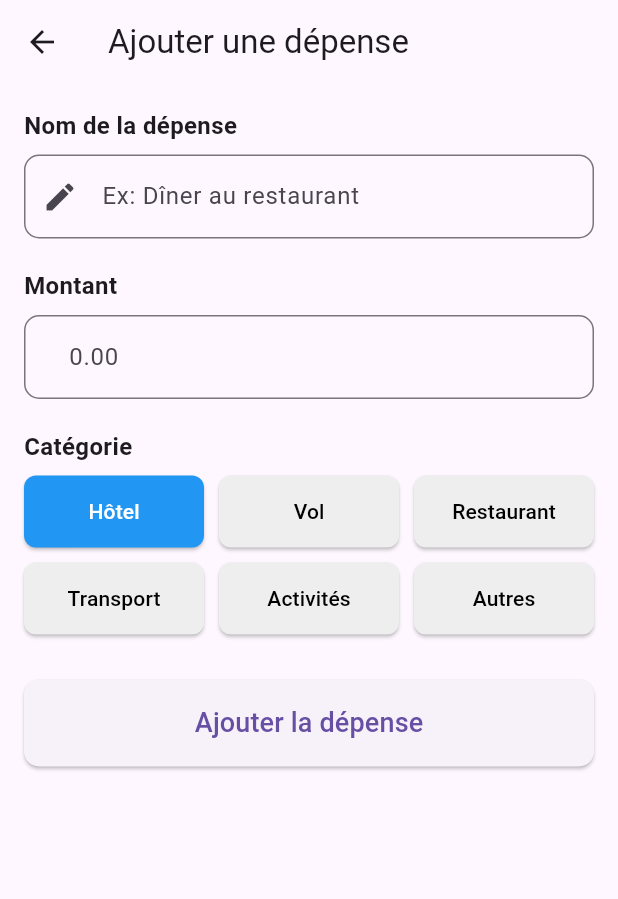
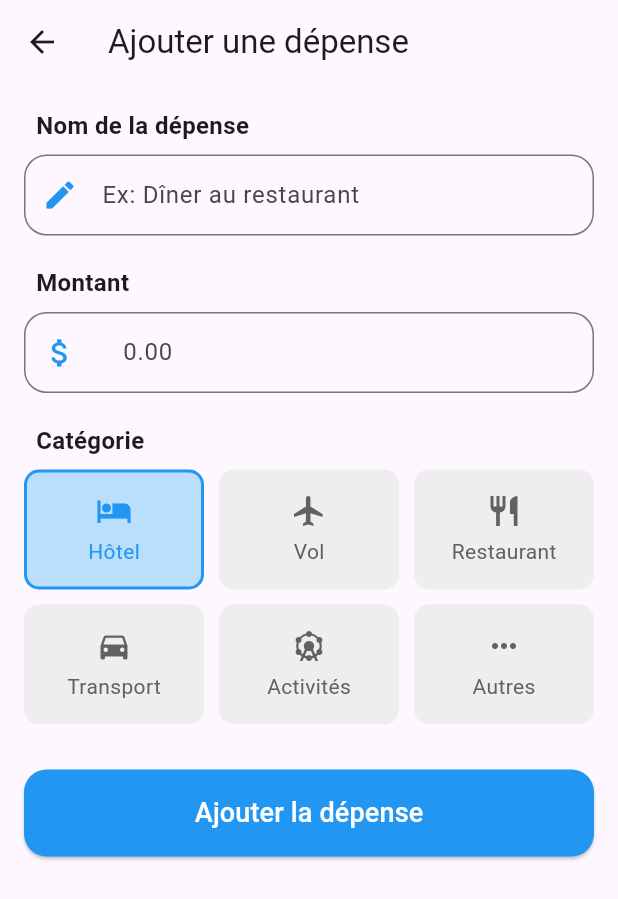
Before and after one commit to Ikram79197/VoyageGroupeAgile, a Flutter app: the AjouterDepense screen opened directly with empty values, on a phone screen of 412 x 824 dp. Shown: the top 899 px of the screen. Run offline on Flutter 3.47's test engine with Material 3 defaults, Android fonts, the phone set to English and light mode, and no system bars.

Commit message:
modification des pages

```diff
--- a/lib/pages/ajouter_depense.dart
+++ b/lib/pages/ajouter_depense.dart
@@ -1,6 +1,6 @@
 import 'package:flutter/material.dart';
 import '../services/memory_storage.dart';
-import 'consulter_voyage.dart'; // ← à ajouter
+import 'consulter_voyage.dart';
 
 class AjouterDepense extends StatefulWidget {
   final String voyageId;
@@ -16,13 +16,14 @@ class _AjouterDepenseState extends State<AjouterDepense> {
   final TextEditingController _montantController = TextEditingController();
   String _categorie = 'Hôtel';
 
-  final List<String> _categories = [
-    'Hôtel',
-    'Vol',
-    'Restaurant',
-    'Transport',
-    'Activités',
-    'Autres'
+  // Catégories avec leurs icônes correspondantes
+  final List<Map<String, dynamic>> _categories = [
+    {'name': 'Hôtel', 'icon': Icons.hotel},
+    {'name': 'Vol', 'icon': Icons.flight},
+    {'name': 'Restaurant', 'icon': Icons.restaurant},
+    {'name': 'Transport', 'icon': Icons.directions_car},
+    {'name': 'Activités', 'icon': Icons.attractions},
+    {'name': 'Autres', 'icon': Icons.more_horiz},
   ];
 
   void _enregistrerDepense() {
@@ -32,11 +33,13 @@ class _AjouterDepenseState extends State<AjouterDepense> {
         'montant': double.parse(_montantController.text),
         'categorie': _categorie,
         'date': DateTime.now().toString(),
+        'icon': _categories
+            .firstWhere((cat) => cat['name'] == _categorie)['icon']
+            .codePoint,
       };
 
       MemoryStorage().addDepense(widget.voyageId, nouvelleDepense);
 
-      // Redirection vers la liste des voyages après enregistrement
       Navigator.pushAndRemoveUntil(
         context,
         MaterialPageRoute(builder: (_) => const ConsulterVoyage()),
@@ -69,24 +72,39 @@ class _AjouterDepenseState extends State<AjouterDepense> {
           child: Column(
             crossAxisAlignment: CrossAxisAlignment.start,
             children: [
-              const Text('Nom de la dépense',
-                  style: TextStyle(fontSize: 16, fontWeight: FontWeight.bold)),
+              // Section Nom de la dépense
+              const Padding(
+                padding: EdgeInsets.only(left: 8.0),
+                child: Text(
+                  'Nom de la dépense',
+                  style: TextStyle(fontSize: 16, fontWeight: FontWeight.bold),
+                ),
+              ),
               const SizedBox(height: 8),
               TextFormField(
                 controller: _nomController,
                 decoration: InputDecoration(
                   hintText: 'Ex: Dîner au restaurant',
                   border: OutlineInputBorder(
-                    borderRadius: BorderRadius.circular(10),
+                    borderRadius: BorderRadius.circular(15),
                   ),
-                  prefixIcon: const Icon(Icons.edit),
+                  prefixIcon: const Icon(Icons.edit, color: Colors.blue),
+                  contentPadding:
+                      const EdgeInsets.symmetric(vertical: 15, horizontal: 20),
                 ),
                 validator: (value) =>
                     value!.isEmpty ? 'Ce champ est requis' : null,
               ),
               const SizedBox(height: 20),
-              const Text('Montant',
-                  style: TextStyle(fontSize: 16, fontWeight: FontWeight.bold)),
+
+              // Section Montant
+              const Padding(
+                padding: EdgeInsets.only(left: 8.0),
+                child: Text(
+                  'Montant',
+                  style: TextStyle(fontSize: 16, fontWeight: FontWeight.bold),
+                ),
+              ),
               const SizedBox(height: 8),
               TextFormField(
                 controller: _montantController,
@@ -94,9 +112,13 @@ class _AjouterDepenseState extends State<AjouterDepense> {
                 decoration: InputDecoration(
                   hintText: '0.00',
                   border: OutlineInputBorder(
-                    borderRadius: BorderRadius.circular(10),
+                    borderRadius: BorderRadius.circular(15),
                   ),
-                  prefix: const Text('\$ '),
+                  prefix: const Text('\$ ', style: TextStyle(fontSize: 16)),
+                  prefixIcon:
+                      const Icon(Icons.attach_money, color: Colors.blue),
+                  contentPadding:
+                      const EdgeInsets.symmetric(vertical: 15, horizontal: 20),
                 ),
                 validator: (value) {
                   if (value!.isEmpty) return 'Montant requis';
@@ -105,49 +127,83 @@ class _AjouterDepenseState extends State<AjouterDepense> {
                 },
               ),
               const SizedBox(height: 20),
-              const Text('Catégorie',
-                  style: TextStyle(fontSize: 16, fontWeight: FontWeight.bold)),
+
+              // Section Catégorie
+              const Padding(
+                padding: EdgeInsets.only(left: 8.0),
+                child: Text(
+                  'Catégorie',
+                  style: TextStyle(fontSize: 16, fontWeight: FontWeight.bold),
+                ),
+              ),
               const SizedBox(height: 8),
               GridView.count(
                 shrinkWrap: true,
+                physics: const NeverScrollableScrollPhysics(),
                 crossAxisCount: 3,
-                childAspectRatio: 2.5,
+                childAspectRatio: 1.5,
                 crossAxisSpacing: 10,
                 mainAxisSpacing: 10,
                 children: _categories.map((categorie) {
-                  return ElevatedButton(
-                    style: ElevatedButton.styleFrom(
-                      backgroundColor: _categorie == categorie
-                          ? Colors.blue
-                          : Colors.grey[200],
-                      foregroundColor:
-                          _categorie == categorie ? Colors.white : Colors.black,
-                      shape: RoundedRectangleBorder(
-                        borderRadius: BorderRadius.circular(8),
+                  return GestureDetector(
+                    onTap: () {
+                      setState(() {
+                        _categorie = categorie['name'];
+                      });
+                    },
+                    child: Container(
+                      decoration: BoxDecoration(
+                        color: _categorie == categorie['name']
+                            ? Colors.blue[100]
+                            : Colors.grey[200],
+                        borderRadius: BorderRadius.circular(10),
+                        border: Border.all(
+                          color: _categorie == categorie['name']
+                              ? Colors.blue
+                              : Colors.transparent,
+                          width: 2,
+                        ),
+                      ),
+                      child: Column(
+                        mainAxisAlignment: MainAxisAlignment.center,
+                        children: [
+                          Icon(categorie['icon'],
+                              color: _categorie == categorie['name']
+                                  ? Colors.blue
+                                  : Colors.grey[700]),
+                          const SizedBox(height: 5),
+                          Text(
+                            categorie['name'],
+                            style: TextStyle(
+                              color: _categorie == categorie['name']
+                                  ? Colors.blue
+                                  : Colors.grey[700],
+                            ),
+                          ),
+                        ],
                       ),
                     ),
-                    onPressed: () {
-                      setState(() {
-                        _categorie = categorie;
-                      });
-                    },
-                    child: Text(categorie),
                   );
                 }).toList(),
               ),
               const SizedBox(height: 30),
+
+              // Bouton Valider
               SizedBox(
                 width: double.infinity,
                 child: ElevatedButton(
                   onPressed: _enregistrerDepense,
                   style: ElevatedButton.styleFrom(
+                    backgroundColor: Colors.blue,
                     padding: const EdgeInsets.symmetric(vertical: 16),
                     shape: RoundedRectangleBorder(
-                      borderRadius: BorderRadius.circular(10),
+                      borderRadius: BorderRadius.circular(15),
                     ),
                   ),
-                  child: const Text('Ajouter la dépense',
-                      style: TextStyle(fontSize: 18)),
+                  child: const Text(
+                    'Ajouter la dépense',
+                    style: TextStyle(fontSize: 18, color: Colors.white),
+                  ),
                 ),
               ),
             ],
--- a/lib/pages/ajouter_voyage.dart
+++ b/lib/pages/ajouter_voyage.dart
@@ -118,7 +118,9 @@ class _AjouterVoyageState extends State<AjouterVoyage> {
                 validator: (value) =>
                     value!.isEmpty ? 'Champ obligatoire' : null,
               ),
-              const SizedBox(height: 30),
+              const SizedBox(height: 50),
+              const SizedBox(height: 50),
+              const SizedBox(height: 50),
               SizedBox(
                 width: double.infinity,
                 child: ElevatedButton(
```
Also changed, not shown: lib/pages/consulter_voyage.dart (+47 -9 lines), lib/pages/home.dart (+19 -7 lines).
